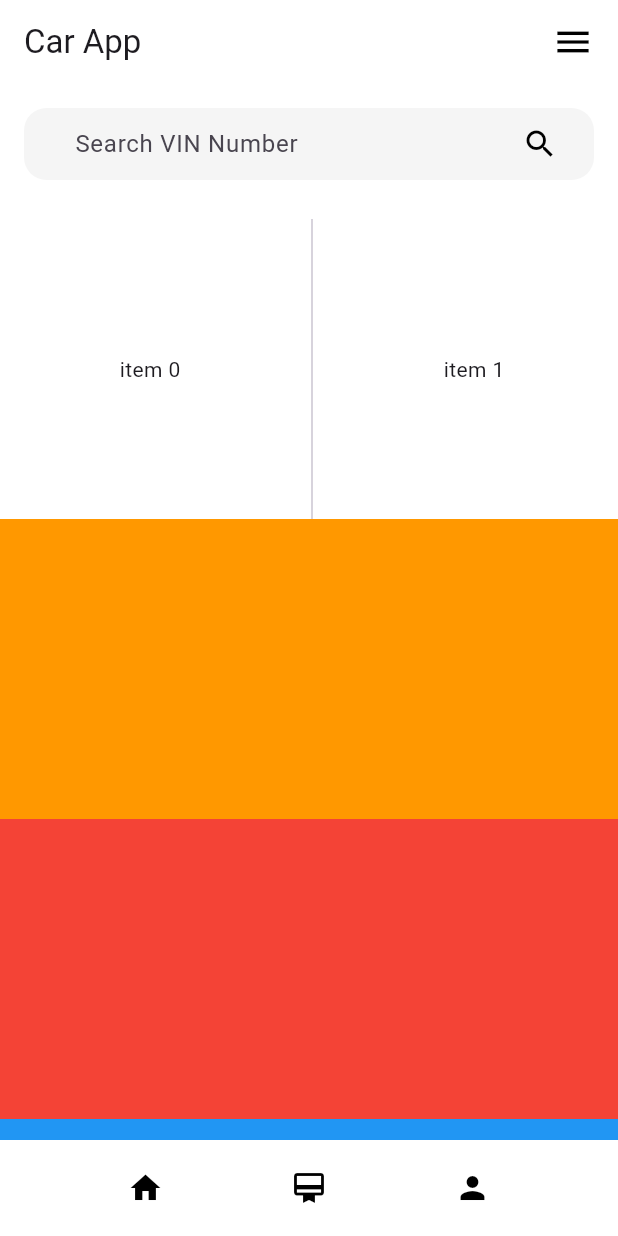
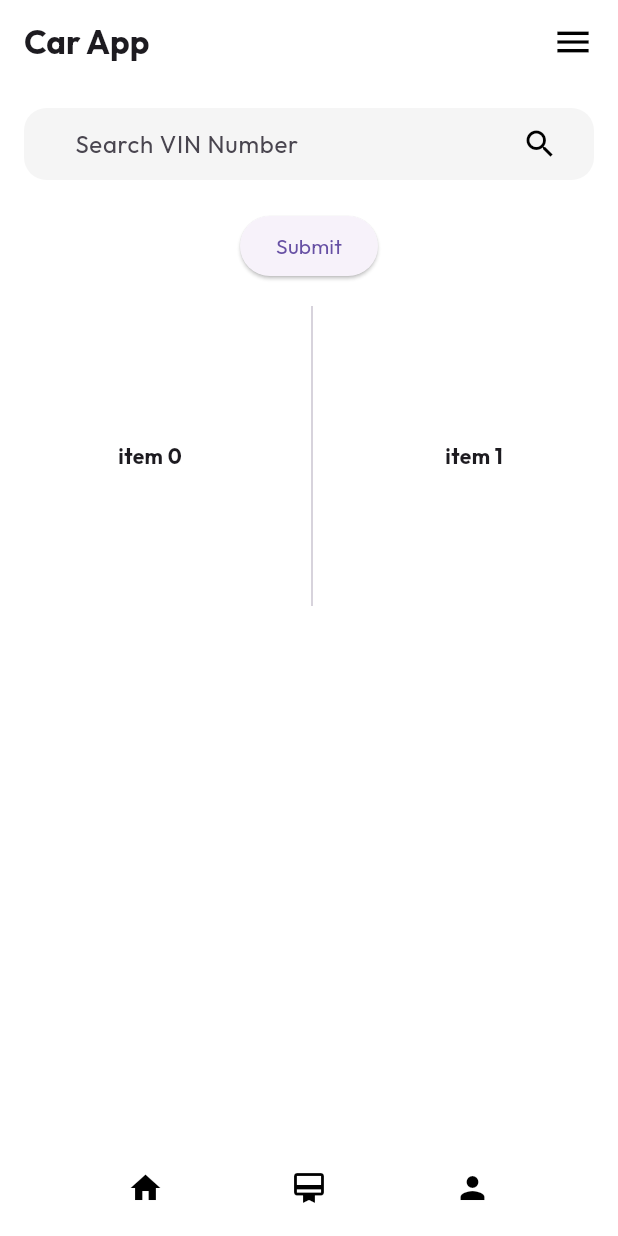
Before and after one commit to lenzwa/carapp, a Flutter app: the screen it shows after launch, on a phone screen of 412 x 824 dp. Run offline on Flutter 3.47's test engine with Material 3 defaults, Android fonts, the phone set to English and light mode, and no system bars.

Commit message:
Hello world

```diff
--- a/lib/main.dart
+++ b/lib/main.dart
@@ -1,21 +1,102 @@
 import 'package:flutter/material.dart';
+import 'package:http/http.dart' as http;
+import 'dart:convert';
 
 void main() {
   runApp(const MyApp());
 }
 
-class MyApp extends StatelessWidget {
+// Create an InheritedWidget for state management
+class ResponseState extends InheritedWidget {
+  final String responseMessage;
+  final Function(String) updateResponseMessage;
+
+  const ResponseState({
+    Key? key,
+    required this.responseMessage,
+    required this.updateResponseMessage,
+    required Widget child,
+  }) : super(key: key, child: child);
+
+  static ResponseState? of(BuildContext context) {
+    return context.dependOnInheritedWidgetOfExactType<ResponseState>();
+  }
+
+  @override
+  bool updateShouldNotify(ResponseState oldWidget) {
+    return oldWidget.responseMessage != responseMessage;
+  }
+}
+
+class MyApp extends StatefulWidget {
   const MyApp({super.key});
+
+  @override
+  _MyAppState createState() => _MyAppState();
+}
+
+class _MyAppState extends State<MyApp> {
+  final TextEditingController myController = TextEditingController();
+  String responseMessage = '';
+
+  @override
+  void dispose() {
+    myController.dispose();
+    super.dispose();
+  }
+
+  Future<void> sendVinNumber(String vin) async {
+    final url = Uri.parse(
+        'https://your-api-url.com/endpoint'); // Replace with your API URL
+    final response = await http.post(
+      url,
+      headers: <String, String>{
+        'Content-Type': 'application/json; charset=UTF-8',
+      },
+      body: jsonEncode(<String, String>{
+        'vin': vin,
+      }),
+    );
+
+    if (response.statusCode == 200) {
+      setState(() {
+        responseMessage = 'Success: ${response.body}';
+      });
+    } else {
+      setState(() {
+        responseMessage = 'Error: ${response.statusCode}';
+      });
+    }
+  }
+
+  void _onSubmit() {
+    if (myController.text.isNotEmpty) {
+      sendVinNumber(myController.text);
+    } else {
+      setState(() {
+        responseMessage = 'Please enter a VIN number';
+      });
+    }
+  }
 
   @override
   Widget build(BuildContext context) {
     return MaterialApp(
       title: 'Car App',
       debugShowCheckedModeBanner: false,
-      theme: ThemeData(primarySwatch: Colors.blue, fontFamily: 'Outfit'
-          // Задает основную цветовую тему приложения
+      theme: ThemeData(
+        primarySwatch: Colors.blue,
+        fontFamily: 'Outfit',
       ),
-      home: const MyHomePage(),
+      home: ResponseState(
+        responseMessage: responseMessage,
+        updateResponseMessage: (newMessage) {
+          setState(() {
+            responseMessage = newMessage;
+          });
+        },
+        child: const MyHomePage(),
+      ),
     );
   }
 }
@@ -32,6 +113,7 @@ class MyHomePage extends StatelessWidget {
         elevation: 0,
         title: const Text(
           "Car App",
+          style: TextStyle(fontWeight: FontWeight.bold),
         ),
         centerTitle: false,
         actions: const [
@@ -42,15 +124,59 @@ class MyHomePage extends StatelessWidget {
               color: Colors.black,
               size: 28,
             ),
-            )
+          ),
         ],
       ),
-        body: Column(crossAxisAlignment: CrossAxisAlignment.stretch, children: [
-          Container(
-            padding: const EdgeInsets.only(bottom: 10),
-            child: Padding(
-              padding: const EdgeInsets.all(16),
-              child: TextField(
+      body: Column(
+        crossAxisAlignment: CrossAxisAlignment.stretch,
+        children: const [SearchWidget(), ListOfItems(), Footer()],
+      ),
+    );
+  }
+}
+
+class SearchWidget extends StatelessWidget {
+  const SearchWidget({super.key});
+
+  @override
+  Widget build(BuildContext context) {
+    final responseState = ResponseState.of(context);
+    final TextEditingController myController = TextEditingController();
+
+    Future<void> sendVinNumber(String vin) async {
+      final url = Uri.parse(
+          'https://your-api-url.com/endpoint'); // Replace with your API URL
+      final response = await http.post(
+        url,
+        headers: <String, String>{
+          'Content-Type': 'application/json; charset=UTF-8',
+        },
+        body: jsonEncode(<String, String>{
+          'vin': vin,
+        }),
+      );
+
+      if (response.statusCode == 200) {
+        responseState?.updateResponseMessage('Success: ${response.body}');
+      } else {
+        responseState?.updateResponseMessage('Error: ${response.statusCode}');
+      }
+    }
+
+    void _onSubmit() {
+      if (myController.text.isNotEmpty) {
+        sendVinNumber(myController.text);
+      } else {
+        responseState?.updateResponseMessage('Please enter a VIN number');
+      }
+    }
+
+    return Padding(
+      padding: const EdgeInsets.all(16.0),
+      child: Column(
+        children: [
+          TextField(
+            controller: myController,
             decoration: InputDecoration(
               hintText: 'Search VIN Number',
               hintStyle: const TextStyle(fontSize: 16),
@@ -63,9 +189,7 @@ class MyHomePage extends StatelessWidget {
               ),
               filled: true,
               fillColor: Colors.grey[100],
-                  contentPadding: const EdgeInsets.only(
-                    left: 30,
-                  ),
+              contentPadding: const EdgeInsets.only(left: 30),
               suffixIcon: const Padding(
                 padding: EdgeInsets.only(right: 24.0, left: 16.0),
                 child: Icon(
@@ -76,42 +200,23 @@ class MyHomePage extends StatelessWidget {
               ),
             ),
           ),
+          const SizedBox(height: 20),
+          ElevatedButton(
+            onPressed: _onSubmit,
+            child: const Text('Submit'),
           ),
-          ),
-          Expanded(
-            child: ListView(
-              children: [
-                SizedBox(
-                  height: 200, // Set a fixed height for the ListView
-                  child: ListView.separated(
-                    scrollDirection: Axis.horizontal,
-                    itemCount: 25,
-                    separatorBuilder: (BuildContext context, int index) =>
-                        const VerticalDivider(),
-                    itemBuilder: (BuildContext context, int index) {
-                      return SizedBox(
-                        width: 200, // Set width for each item
-                        child: Center(
-                          child: Text('item $index'),
+        ],
       ),
     );
-                    },
-                  ),
-                ),
-                Container(
-                  height: 200,
-                  decoration: const BoxDecoration(color: Colors.orange),
-                ),
-                Container(
-                    height: 200,
-                    decoration: const BoxDecoration(color: Colors.red)),
-                Container(
-                    height: 200,
-                    decoration: const BoxDecoration(color: Colors.blue)),
-              ],
-            ),
-          ),
-          Container(
+  }
+}
+
+class Footer extends StatelessWidget {
+  const Footer({super.key});
+
+  @override
+  Widget build(BuildContext context) {
+    return Container(
       padding: const EdgeInsets.only(top: 20, bottom: 20),
       child: const Row(
         mainAxisAlignment: MainAxisAlignment.spaceEvenly,
@@ -130,10 +235,51 @@ class MyHomePage extends StatelessWidget {
             Icons.person,
             size: 24,
             color: Colors.black,
-                )
+          ),
         ],
       ),
-          )
-        ]));
+    );
   }
 }
+
+class ListOfItems extends StatelessWidget {
+  const ListOfItems({super.key});
+
+  @override
+  Widget build(BuildContext context) {
+    final responseState = ResponseState.of(context); // Get the response state
+
+    return Expanded(
+      child: ListView(
+        children: [
+          SizedBox(
+            height: 200,
+            child: ListView.separated(
+              scrollDirection: Axis.horizontal,
+              itemCount: 25,
+              separatorBuilder: (BuildContext context, int index) =>
+                  const VerticalDivider(),
+              itemBuilder: (BuildContext context, int index) {
+                return SizedBox(
+                  width: 200,
+                  child: Center(
+                    child: Text(
+                      'item $index',
+                      style: const TextStyle(fontWeight: FontWeight.bold),
+                    ),
+                  ),
+                );
+              },
+            ),
+          ),
+          const SizedBox(height: 20),
+          Text(
+            responseState?.responseMessage ??
+                '', // Display the response message
+            style: const TextStyle(fontSize: 16, color: Colors.black),
+          ),
+        ],
+      ),
+    );
+  }
+}
```
Also changed, not shown: pubspec.yaml (+24 -14 lines), pubspec.lock. Lines whose indentation alone changed are shown as unchanged.
